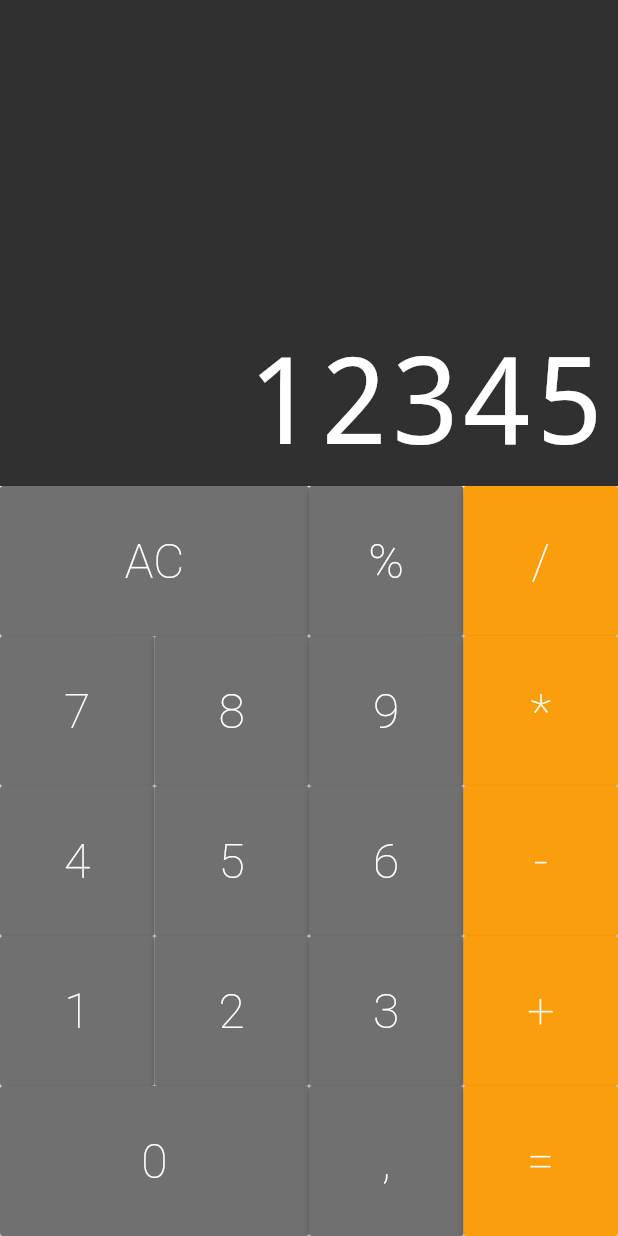
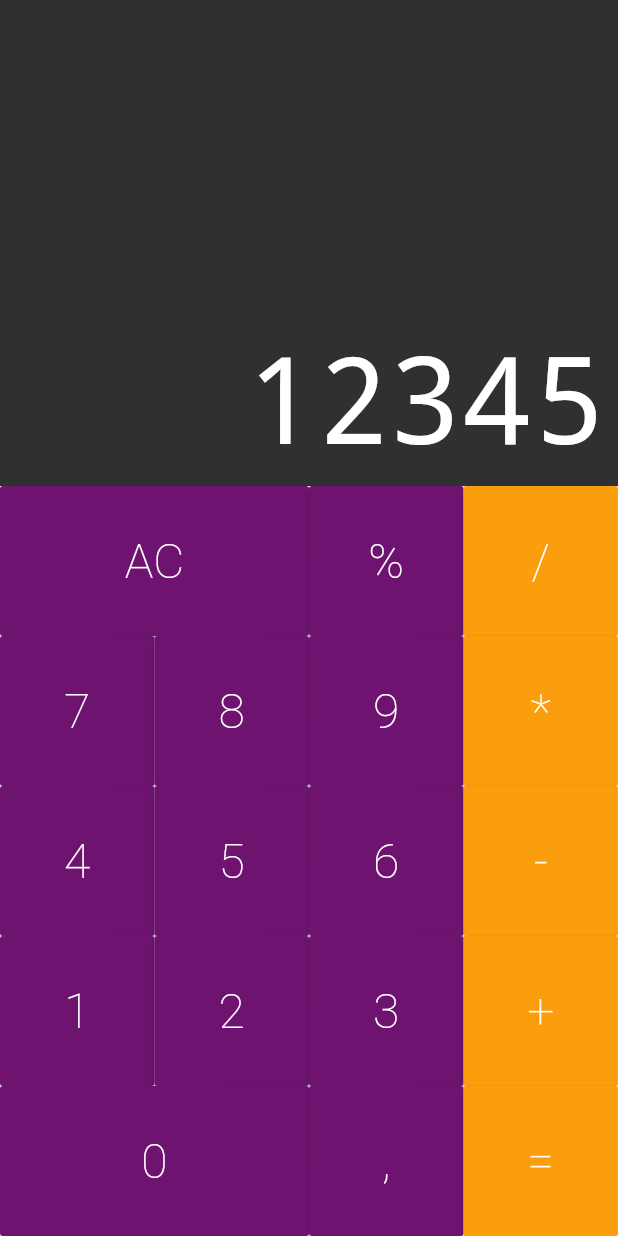
Before and after one commit to JorgeRicardo121/estudos, a Flutter app: the screen it shows after launch, on a phone screen of 412 x 824 dp. Run offline on Flutter 3.47's test engine with Material 2 defaults, Android fonts, the phone set to English and light mode, and no system bars; drawn by our look-alikes of auto_size_text.

Commit message:
alteração de cor dos botões default

```diff
--- a/lib/components/buttom.dart
+++ b/lib/components/buttom.dart
@@ -2,7 +2,7 @@ import 'package:flutter/material.dart';
 
 class Buttom extends StatelessWidget {
   static const DARK = Color.fromRGBO(82, 82, 82, 1);
-  static const DEFAULT = Color.fromRGBO(112, 112, 112, 1);
+  static const DEFAULT = Color.fromRGBO(110, 20, 112, 1);
   static const OPERATION = Color.fromRGBO(250, 158, 13, 1);
   final String text;
   final bool big;
```
